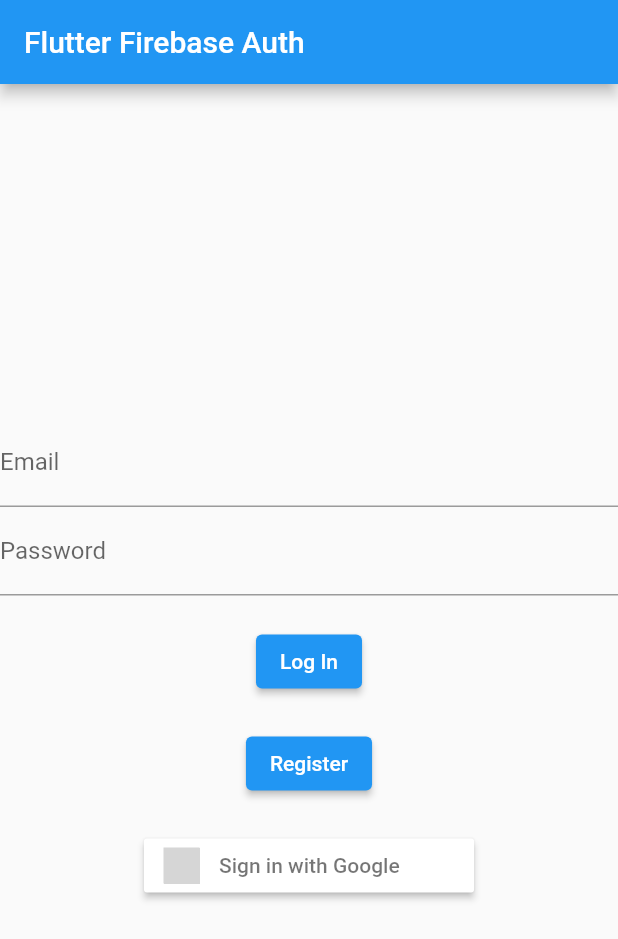
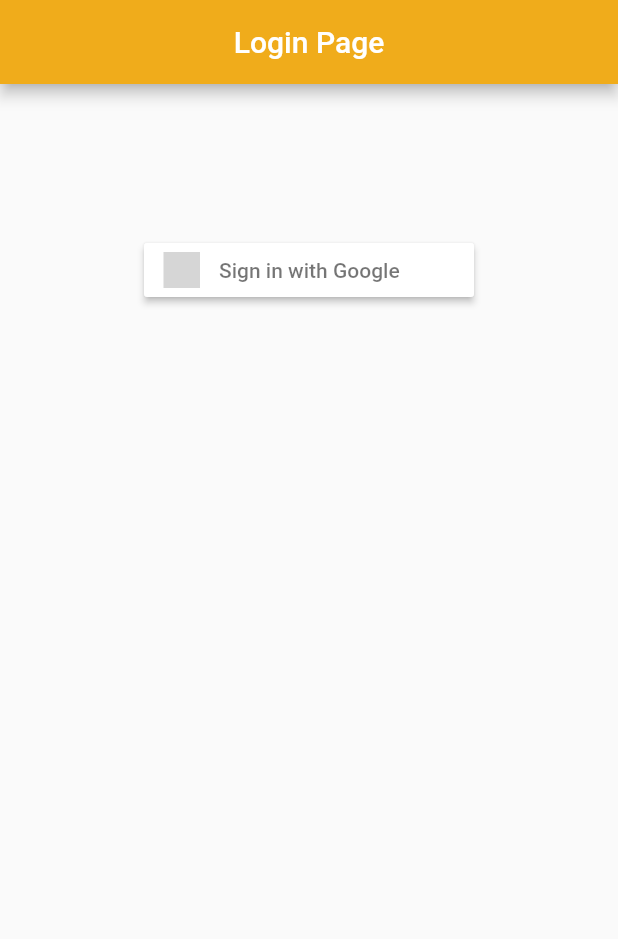
Before and after one commit to YonathanTjiptomo/walletapp, a Flutter app: the screen it shows after launch, on a phone screen of 412 x 824 dp. Shown: the top 939 px of the screen. Run offline on Flutter 3.47's test engine with Material 2 defaults, Android fonts, the phone set to English and light mode, and no system bars; our stand-ins replace firebase_auth, firebase_core, flutter_signin_button, google_sign_in; missing offline and left inert: qr_code_scanner; accounts and stored records are empty; grey boxes are pictures that could not be loaded.

```diff
--- a/lib/apiConstant.dart
+++ b/lib/apiConstant.dart
@@ -1,10 +1,14 @@
 // ignore_for_file: file_names
 
 class ApiConstants {
-  static String baseUrl = 'https://bd7e-36-85-218-110.ngrok-free.app';
+  static String baseUrl = 'https://5c79-125-162-213-230.ngrok-free.app';
   static String usersEndpoint = '/payment/view-transaction';
 
   static String usersEndpoint2 = '/money';
 
   static String usersEndpoint3 = '/users';
+
+  static String usersEndpoint4 = '/qrpayment/qrapprove';
+
+  static String usersEndpoint5 = '/chat';
 }
--- a/lib/loginpage.dart
+++ b/lib/loginpage.dart
@@ -1,5 +1,4 @@
 // ignore_for_file: use_build_context_synchronously
-
 import 'package:firebase_auth/firebase_auth.dart';
 import 'package:flutter/material.dart';
 import 'package:flutter_signin_button/flutter_signin_button.dart';
@@ -8,7 +7,7 @@ import 'package:http/http.dart' as http;
 import 'package:walletapp/apiConstant.dart';
 
 class LoginPage extends StatefulWidget {
-  const LoginPage({super.key});
+  const LoginPage({Key? key}) : super(key: key);
 
   @override
   // ignore: library_private_types_in_public_api
@@ -17,8 +16,6 @@ class LoginPage extends StatefulWidget {
 
 class _LoginPageState extends State<LoginPage> {
   final FirebaseAuth _auth = FirebaseAuth.instance;
-  final TextEditingController emailController = TextEditingController();
-  final TextEditingController passwordController = TextEditingController();
   late ScaffoldMessengerState scaffoldMessenger;
 
   @override
@@ -31,83 +28,17 @@ class _LoginPageState extends State<LoginPage> {
   Widget build(BuildContext context) {
     return Scaffold(
       appBar: AppBar(
-        title: const Text('Flutter Firebase Auth'),
+        centerTitle: true,
+        title: const Text('Login Page'),
+        backgroundColor: const Color.fromARGB(255, 240, 172, 27),
       ),
-      body: Center(
+      body: SingleChildScrollView(
+        child: Center(
           child: Column(
-          mainAxisAlignment: MainAxisAlignment.center,
+            crossAxisAlignment: CrossAxisAlignment.center,
+            mainAxisAlignment: MainAxisAlignment.spaceEvenly,
             children: <Widget>[
-            TextField(
-              controller: emailController,
-              decoration: const InputDecoration(
-                labelText: "Email",
-              ),
-            ),
-            TextField(
-              controller: passwordController,
-              decoration: const InputDecoration(
-                labelText: "Password",
-              ),
-              obscureText: true,
-            ),
-            const SizedBox(
-              height: 20,
-            ),
-            ElevatedButton(
-              onPressed: () async {
-                try {
-                  UserCredential userCredential = await signInWithEmailPassword(
-                    email: emailController.text,
-                    password: passwordController.text,
-                  );
-                  String? email = userCredential.user?.email;
-                  String? uid = userCredential.user?.uid;
-                  await sendUserData(email!, uid!);
-                  scaffoldMessenger.showSnackBar(
-                    const SnackBar(
-                      content: Text("Logged in successfully"),
-                    ),
-                  );
-                } on FirebaseAuthException catch (e) {
-                  scaffoldMessenger.showSnackBar(
-                    SnackBar(
-                      content: Text("Failed to log in: ${e.message}"),
-                    ),
-                  );
-                }
-              },
-              child: const Text("Log In"),
-            ),
-            const SizedBox(
-              height: 20,
-            ),
-            ElevatedButton(
-              onPressed: () async {
-                try {
-                  UserCredential userCredential =
-                      await registerWithEmailPassword(
-                    email: emailController.text,
-                    password: passwordController.text,
-                  );
-                  String? email = userCredential.user?.email;
-                  String? uid = userCredential.user?.uid;
-                  await sendUserData(email!, uid!);
-                  scaffoldMessenger.showSnackBar(
-                    const SnackBar(
-                      content: Text("Registered successfully"),
-                    ),
-                  );
-                } on FirebaseAuthException catch (e) {
-                  scaffoldMessenger.showSnackBar(
-                    SnackBar(
-                      content: Text("Failed to register: ${e.message}"),
-                    ),
-                  );
-                }
-              },
-              child: const Text("Register"),
-            ),
-            const SizedBox(height: 20),
+              const SizedBox(height: 100),
               SignInButton(
                 Buttons.Google,
                 onPressed: () async {
@@ -130,25 +61,11 @@ class _LoginPageState extends State<LoginPage> {
                   }
                 },
               ),
+              const SizedBox(height: 20),
             ],
           ),
         ),
-    );
-  }
-
-  Future<UserCredential> registerWithEmailPassword(
-      {required String email, required String password}) async {
-    return await _auth.createUserWithEmailAndPassword(
-      email: email,
-      password: password,
-    );
-  }
-
-  Future<UserCredential> signInWithEmailPassword(
-      {required String email, required String password}) async {
-    return await _auth.signInWithEmailAndPassword(
-      email: email,
-      password: password,
+      ),
     );
   }
 
@@ -175,9 +92,8 @@ class _LoginPageState extends State<LoginPage> {
         });
 
     if (response.statusCode == 200) {
-      print(response.body);
     } else {
-      print("Failed to send user data to server");
+      throw Exception("Failed to send user data to server");
     }
   }
 }
--- a/lib/main.dart
+++ b/lib/main.dart
@@ -4,7 +4,7 @@ import 'package:walletapp/chatpage/chatscreen.dart';
 import 'package:walletapp/homescreen/homescreen.dart';
 import 'package:walletapp/loginpage.dart';
 import 'package:walletapp/profilePage.dart';
-import 'package:walletapp/qrcode.dart';
+import 'package:walletapp/qrcodepage/qrcode.dart';
 import 'package:firebase_core/firebase_core.dart';
 import 'package:firebase_auth/firebase_auth.dart';
 
```
Also changed, not shown: lib/chatpage/attachmentpage.dart (added, +56 -0 lines), lib/chatpage/chatDetailPage.dart (+9 -8 lines), lib/chatpage/submitattachmentpage.dart (added, +88 -0 lines), lib/homescreen/homescreen.dart (+16 -22 lines), lib/homescreen/topupScreen.dart (+31 -7 lines), lib/qrcodepage/qrcode.dart (renamed from lib/qrcode.dart, +10 -0 lines), lib/qrcodepage/qrscandata.dart (added, +90 -0 lines). Lines whose indentation alone changed are shown as unchanged.
